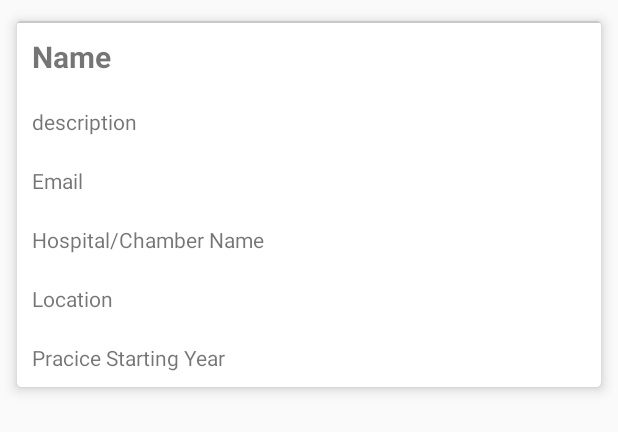
After one commit to Faria-Binte-Kader/OMNISHEBA, an Android app: the layout doctor_list.xml on its own in the app's theme, with its tools: preview values and no code run, on a phone screen of 412 x 824 dp. The commit adds this screen. Shown: the top 432 px of the screen. Run offline under Robolectric (Android 15) with nearby library versions, the phone set to English and light mode, and no system bars.

Commit message:
Retrieves data from fireStore in DoctorSearchByName. Need to add the query to search tho.

```diff
--- a/app/build.gradle
+++ b/app/build.gradle
@@ -28,14 +28,15 @@ dependencies {
     implementation fileTree(dir: 'libs', include: ['*.jar'])
 
     implementation 'androidx.appcompat:appcompat:1.2.0'
+    implementation 'androidx.recyclerview:recyclerview:1.1.0'
     implementation 'androidx.constraintlayout:constraintlayout:2.0.4'
     implementation 'com.google.firebase:firebase-auth:20.0.1'
     implementation 'com.google.firebase:firebase-firestore:22.0.1'
+    implementation 'com.google.firebase:firebase-database:19.6.0'
     implementation 'com.firebaseui:firebase-ui-database:6.2.1'
+    implementation 'com.firebaseui:firebase-ui-firestore:6.2.1'
     testImplementation 'junit:junit:4.12'
     androidTestImplementation 'androidx.test.ext:junit:1.1.2'
     androidTestImplementation 'androidx.test.espresso:espresso-core:3.3.0'
-    implementation 'androidx.recyclerview:recyclerview:1.1.0'
-    implementation 'androidx.cardview:cardview:1.0.0'
     implementation 'com.google.android.material:material:1.2.1'
 }
--- a/app/src/main/AndroidManifest.xml
+++ b/app/src/main/AndroidManifest.xml
@@ -1,8 +1,6 @@
 <?xml version="1.0" encoding="utf-8"?>
 <manifest xmlns:android="http://schemas.android.com/apk/res/android"
     package="com.example.omnisheba">
-
-    <uses-permission android:name="android.permission.INTERNET"/>
 
     <application
         android:allowBackup="true"
@@ -11,6 +9,7 @@
         android:roundIcon="@mipmap/ic_launcher_round"
         android:supportsRtl="true"
         android:theme="@style/AppTheme">
+        <activity android:name=".FindDoctorByName"></activity>
         <activity android:name=".DoctorsHospitalActivity" />
         <activity android:name=".LogoutTestCenterActivity" />
         <activity android:name=".UpdateTestCenterActivity" />
@@ -42,4 +41,6 @@
             android:theme="@style/AppTheme.NoActionBar" />
     </application>
 
+    <uses-permission android:name="android.permission.INTERNET" />
+
 </manifest>
--- /dev/null
+++ b/app/src/main/res/drawable/doctor_search_recyclerview_bg.xml
@@ -0,0 +1,12 @@
+<?xml version="1.0" encoding="utf-8"?>
+<shape xmlns:android="http://schemas.android.com/apk/res/android"
+    android:shape="rectangle">
+    <solid android:color="@color/cardview_shadow_start_color" />
+    <corners
+        android:topLeftRadius="25dp"
+        android:topRightRadius="25dp"
+        android:bottomRightRadius="0dp"
+        android:bottomLeftRadius="0dp" />
+
+
+</shape>
--- /dev/null
+++ b/app/src/main/res/layout/doctor_list.xml
@@ -0,0 +1,68 @@
+<?xml version="1.0" encoding="utf-8"?>
+<androidx.cardview.widget.CardView
+    xmlns:android="http://schemas.android.com/apk/res/android"
+    xmlns:app="http://schemas.android.com/apk/res-auto"
+    xmlns:tools="http://schemas.android.com/tools"
+    android:layout_width="match_parent"
+    android:layout_height="wrap_content"
+    android:layout_margin="5dp"
+    app:cardElevation="5dp"
+    app:cardBackgroundColor="@color/cardview_light_background"
+    app:cardCornerRadius="3dp"
+    app:cardUseCompatPadding="true"
+    >
+<LinearLayout
+    android:layout_width="match_parent"
+    android:layout_height="match_parent"
+    android:orientation="vertical">
+    <TextView
+        android:id="@+id/doctorNameTextView"
+        android:layout_width="match_parent"
+        android:layout_height="wrap_content"
+        android:text="Name"
+        android:textSize="20sp"
+        android:textStyle="bold"
+        android:padding="10dp"
+        />
+
+    <TextView
+        android:id="@+id/doctorDescriptionTextView"
+        android:layout_width="match_parent"
+        android:layout_height="wrap_content"
+        android:padding="10dp"
+        android:text="description"
+        />
+    <TextView
+        android:id="@+id/doctorEmailTextView"
+        android:layout_width="match_parent"
+        android:layout_height="wrap_content"
+        android:padding="10dp"
+        android:text="Email"
+        />
+    <TextView
+        android:id="@+id/doctorHospitalTextView"
+        android:layout_width="match_parent"
+        android:layout_height="wrap_content"
+        android:padding="10dp"
+        android:text="Hospital/Chamber Name"
+        />
+    <TextView
+        android:id="@+id/doctorLocationTextView"
+        android:layout_width="match_parent"
+        android:layout_height="wrap_content"
+        android:padding="10dp"
+        android:text="Location"
+        />
+    <TextView
+        android:id="@+id/doctorPracYearTextView"
+        android:layout_width="match_parent"
+        android:layout_height="wrap_content"
+        android:padding="10dp"
+        android:text="Pracice Starting Year"
+        />
+</LinearLayout>
+<View
+    android:layout_width="match_parent"
+    android:layout_height="1dp"
+    android:background="@drawable/doctor_search_recyclerview_bg"/>
+</androidx.cardview.widget.CardView>
```
Also changed, not shown: app/src/main/java/com/example/omnisheba/Doctor.java (+45 -32 lines), app/src/main/java/com/example/omnisheba/DoctorNameAdapter.java (added, +43 -0 lines), app/src/main/java/com/example/omnisheba/FindDoctorByName.java (added, +91 -0 lines), app/src/main/java/com/example/omnisheba/Person.java (+25 -21 lines), app/src/main/java/com/example/omnisheba/SearchFragment.java (+10 -45 lines), app/src/main/java/com/example/omnisheba/ViewHolderDoctorName.java (added, +22 -0 lines), app/src/main/res/layout/activity_find_doctor_by_name.xml (added, +27 -0 lines), app/src/main/res/layout/fragment_search.xml (+11 -3 lines), app/src/main/res/values/strings.xml (+17 -17 lines), gradle/wrapper/gradle-wrapper.properties.
